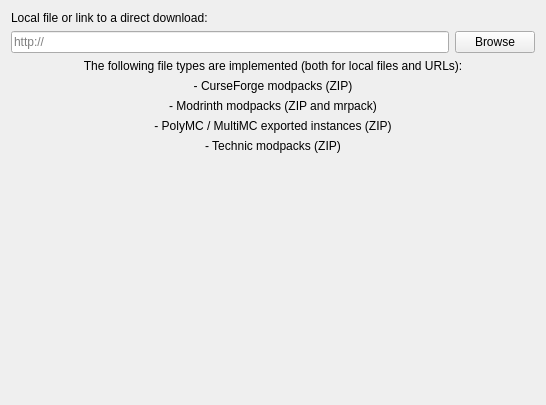
The window that launcher/ui/pages/modplatform/ImportPage.ui (FreesmTeam/FreesmLauncher) describes before a commit, drawn with Qt 5.
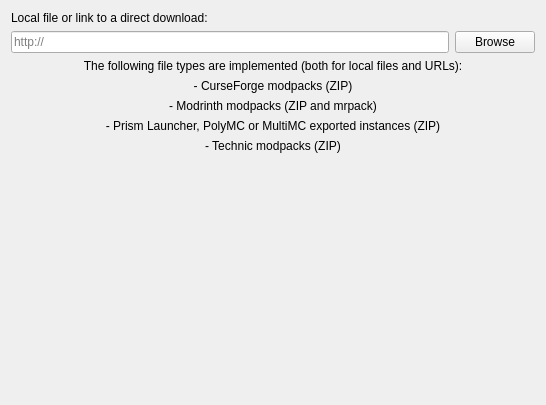
The same window after the commit.

Patch:
```diff
--- a/launcher/ui/pages/modplatform/ImportPage.ui
+++ b/launcher/ui/pages/modplatform/ImportPage.ui
@@ -60,7 +60,7 @@
      <item>
       <widget class="QLabel" name="label_2">
        <property name="text">
-        <string>- PolyMC / MultiMC exported instances (ZIP)</string>
+        <string>- Prism Launcher, PolyMC or MultiMC exported instances (ZIP)</string>
        </property>
        <property name="alignment">
         <set>Qt::AlignCenter</set>
```
